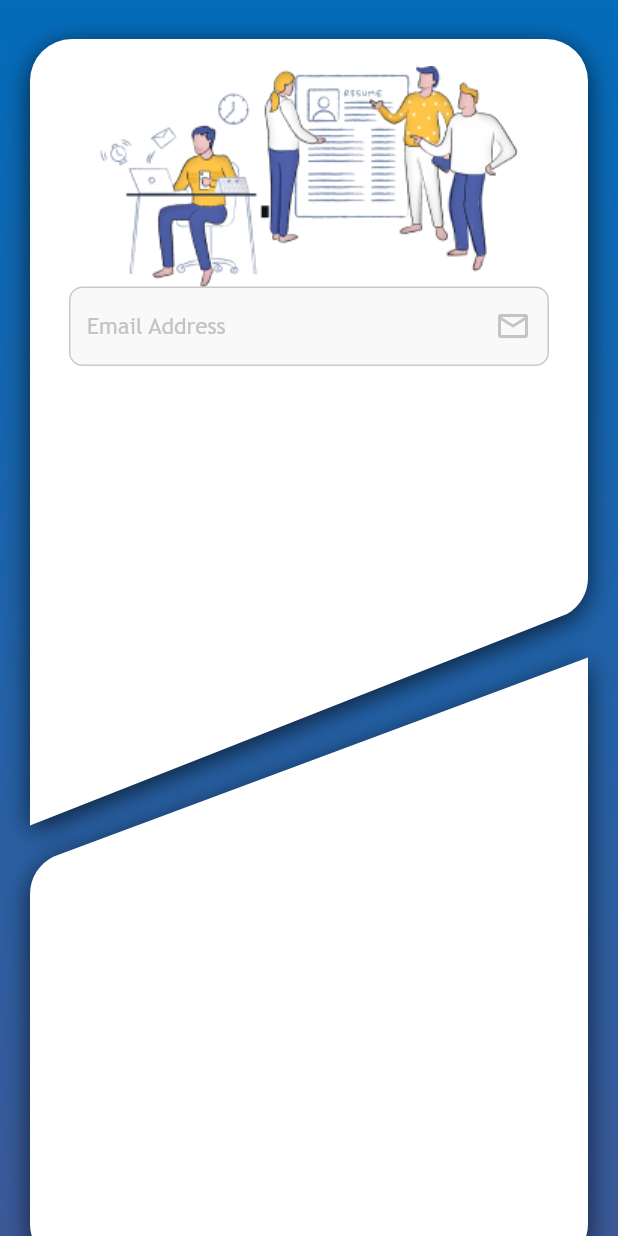
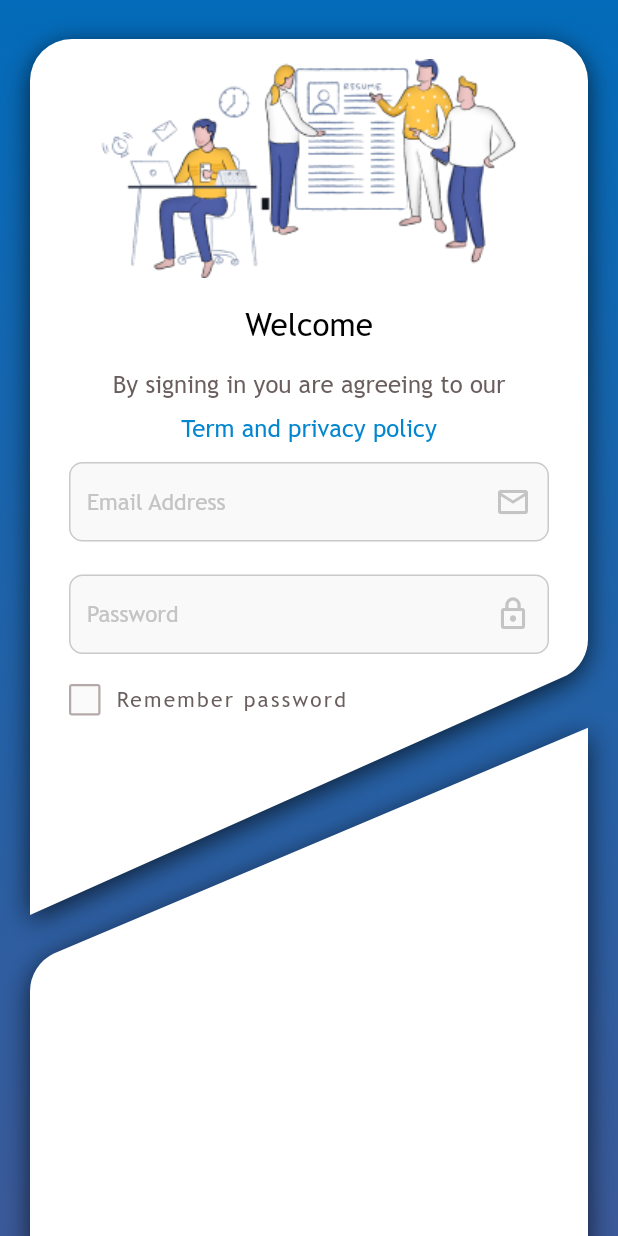
Before and after one commit to Viktor-Mudrytskyi/personal_project, a Flutter app: the screen it shows after launch, on a phone screen of 412 x 824 dp. Run offline on Flutter 3.47's test engine with Material 2 defaults, Android fonts, the light colour scheme and no system bars; our stand-ins replace dartz, firebase_auth, firebase_core, get_it; accounts and stored records are empty; statements that could not run were skipped.

Commit message:
top part ui complete

```diff
--- a/lib/core/theme/app_theme.dart
+++ b/lib/core/theme/app_theme.dart
@@ -6,6 +6,18 @@ class AppTheme {
       primary: Color(0xff036BB9),
       secondary: Color(0xff3B5998),
       shadow: Color(0xAA000000),
+    ),
+    checkboxTheme: CheckboxThemeData(
+      materialTapTargetSize: MaterialTapTargetSize.shrinkWrap,
+      visualDensity: VisualDensity.compact,
+      checkColor: const MaterialStatePropertyAll(Color(0xFFB4A8A8)),
+      shape: RoundedRectangleBorder(
+        borderRadius: BorderRadius.circular(2),
+        side: const BorderSide(color: Color(0xFFB4A8A8), width: 2),
+      ),
+      side: const BorderSide(color: Color(0xFFB4A8A8), width: 2),
+      fillColor: const MaterialStatePropertyAll(Color(0xFFFAFAFA)),
+      overlayColor: const MaterialStatePropertyAll(Color(0xFFFAFAFA)),
     ),
     inputDecorationTheme: InputDecorationTheme(
       enabledBorder: OutlineInputBorder(
@@ -37,5 +49,34 @@ class AppTheme {
       ),
       suffixIconColor: const Color(0xFFC4C4C4),
     ),
+    textTheme: const TextTheme(
+      headlineMedium: TextStyle(
+        fontFamily: 'Trebuc',
+        fontSize: 21,
+        fontWeight: FontWeight.w400,
+        color: Color(0xFF000000),
+        height: 1.16,
+      ),
+      bodySmall: TextStyle(
+        fontFamily: 'Trebuc',
+        fontSize: 16,
+        fontWeight: FontWeight.w400,
+        height: 1.8,
+        color: Color(0xFF6B5E5E),
+      ),
+      displaySmall: TextStyle(
+        fontFamily: 'Trebuc',
+        fontSize: 16,
+        fontWeight: FontWeight.w400,
+        height: 1.8,
+        color: Color(0xff0386D0),
+      ),
+      labelSmall: TextStyle(
+        fontFamily: 'Trebuc',
+        fontSize: 14,
+        fontWeight: FontWeight.w400,
+        color: Color(0xFF6B5E5E),
+      ),
+    ),
   );
 }
--- a/lib/features/presentation/auth/screens/login_screen.dart
+++ b/lib/features/presentation/auth/screens/login_screen.dart
@@ -8,9 +8,9 @@ class LoginScreen extends StatelessWidget {
 
   @override
   Widget build(BuildContext context) {
-    const kHorizontalPadding = 20.0;
-    const kVerticalPadding = 26.0;
-    const kInnerHorizontalPadding = 26.0;
+    const double kHorizontalPadding = 20.0;
+    const double kVerticalPadding = 26.0;
+    const double kInnerHorizontalPadding = 26.0;
     return Scaffold(
       body: Container(
         height: double.infinity,
@@ -42,12 +42,48 @@ class LoginScreen extends StatelessWidget {
                       ),
                       child: Column(
                         children: [
+                          const SizedBox(height: 13),
+                          Padding(
+                            padding:
+                                const EdgeInsets.symmetric(horizontal: 5.0),
+                            child: Image.asset(
+                              AppImages.kLoginImage,
+                              fit: BoxFit.contain,
+                              height: 147,
+                              width: double.infinity,
+                            ),
+                          ),
                           const SizedBox(height: 18),
-                          Image.asset(
-                            AppImages.kLoginImage,
-                            fit: BoxFit.contain,
-                            height: 147,
+                          SizedBox(
+                            height: 35,
+                            child: Text(
+                              'Welcome',
+                              style: Theme.of(context).textTheme.headlineMedium,
+                            ),
                           ),
+                          SizedBox(
+                            height: 66,
+                            child: Text.rich(
+                              TextSpan(
+                                children: [
+                                  TextSpan(
+                                    text:
+                                        'By signing in you are agreeing to our\n',
+                                    style:
+                                        Theme.of(context).textTheme.bodySmall,
+                                  ),
+                                  TextSpan(
+                                    text: 'Term and privacy policy',
+                                    style: Theme.of(context)
+                                        .textTheme
+                                        .displaySmall,
+                                  ),
+                                ],
+                              ),
+                              textAlign: TextAlign.center,
+                            ),
+                          ),
+                          const SizedBox(height: 3),
                           Padding(
                             padding: const EdgeInsets.symmetric(
                               horizontal: kInnerHorizontalPadding,
@@ -64,7 +100,20 @@ class LoginScreen extends StatelessWidget {
                                     isDense: true,
                                   ),
                                 ),
-                                const SizedBox(height: 600),
+                                const SizedBox(height: 22),
+                                TextFormField(
+                                  decoration: const InputDecoration(
+                                    hintText: 'Password',
+                                    suffixIcon: Icon(
+                                      Icons.lock_outline,
+                                      size: 24,
+                                    ),
+                                    isDense: true,
+                                  ),
+                                ),
+                                const SizedBox(height: 20),
+                                const RememberPassCheckBox(),
+                                const SizedBox(height: 460),
                               ],
                             ),
                           ),
--- /dev/null
+++ b/lib/features/presentation/auth/widgets/custom_checkbox.dart
@@ -0,0 +1,34 @@
+import 'package:flutter/material.dart';
+
+class CustomCheckBox extends StatelessWidget {
+  const CustomCheckBox({
+    super.key,
+    required this.value,
+    required this.onChanged,
+  });
+  final bool value;
+  final Function(bool? value)? onChanged;
+
+  @override
+  Widget build(BuildContext context) {
+    final checkBoxTheme = Theme.of(context).checkboxTheme;
+    final borderTheme = checkBoxTheme.shape as RoundedRectangleBorder;
+    return Container(
+      height: 21,
+      width: 21,
+      decoration: BoxDecoration(
+        borderRadius: borderTheme.borderRadius,
+        border: Border.all(
+          color: borderTheme.side.color,
+          width: borderTheme.side.width,
+        ),
+      ),
+      child: Checkbox(
+        value: value,
+        side: BorderSide.none,
+        shape: const RoundedRectangleBorder(side: BorderSide.none),
+        onChanged: onChanged,
+      ),
+    );
+  }
+}
--- /dev/null
+++ b/lib/features/presentation/auth/widgets/remember_pass_checkbox.dart
@@ -0,0 +1,32 @@
+import 'package:flutter/material.dart';
+import 'package:personal_project/features/features.dart';
+
+class RememberPassCheckBox extends StatefulWidget {
+  const RememberPassCheckBox({super.key});
+
+  @override
+  State<RememberPassCheckBox> createState() => _RememberPassCheckBoxState();
+}
+
+class _RememberPassCheckBoxState extends State<RememberPassCheckBox> {
+  bool val = false;
+  @override
+  Widget build(BuildContext context) {
+    return Row(
+      children: [
+        CustomCheckBox(
+            value: val,
+            onChanged: (value) {
+              setState(() {
+                val = value!;
+              });
+            }),
+        const SizedBox(width: 10),
+        Text(
+          'Remember password',
+          style: Theme.of(context).textTheme.labelSmall,
+        )
+      ],
+    );
+  }
+}
--- a/lib/features/presentation/auth/widgets/widgets.dart
+++ b/lib/features/presentation/auth/widgets/widgets.dart
@@ -1 +1,3 @@
 export 'custom_auth_background.dart';
+export 'remember_pass_checkbox.dart';
+export 'custom_checkbox.dart';
```
